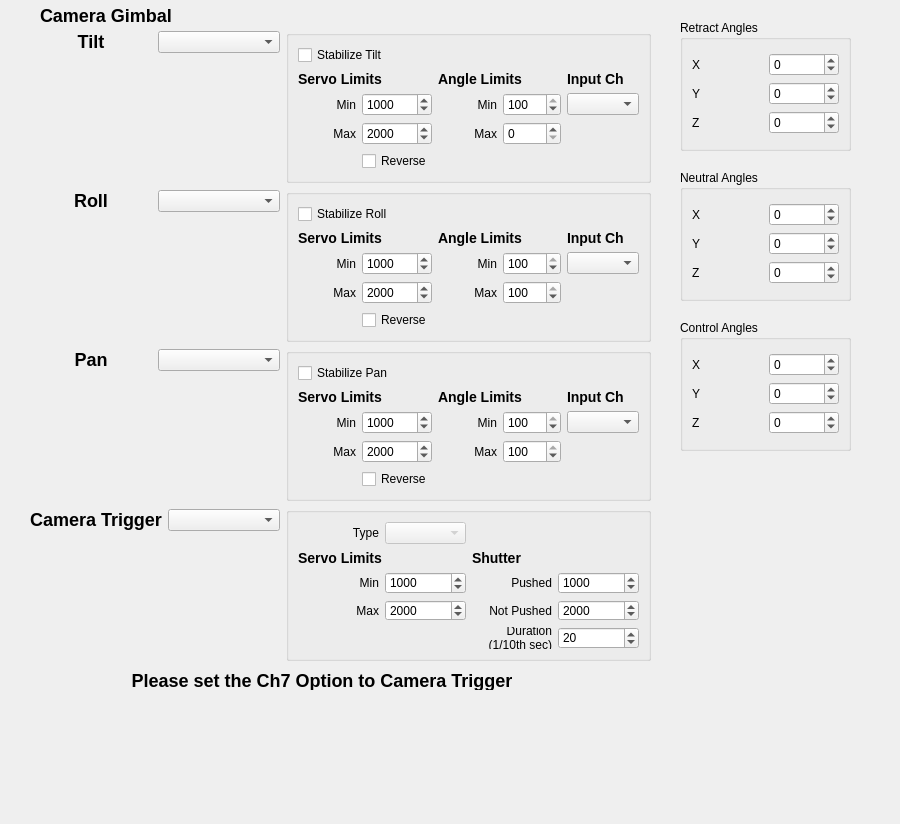
Above: src/ui/configuration/CameraGimbalConfig.ui from ArduPilot/apm_planner before the change. Below: the same form after it.
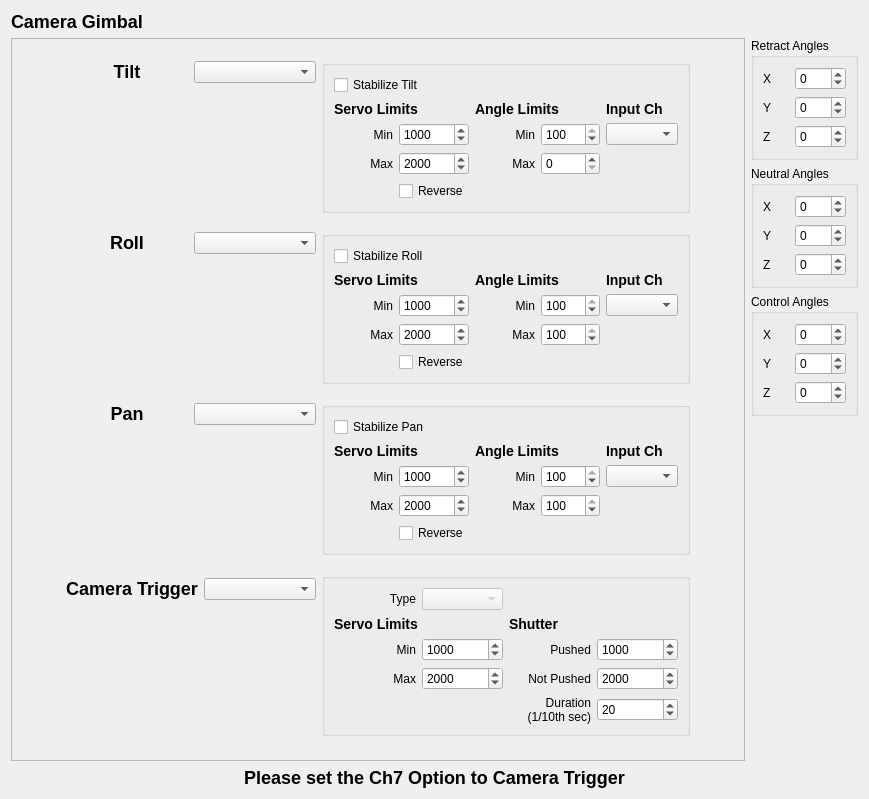
That is the form after the change. Icons and pictures are not drawn.

Commit message: Fixes #183: Scrollbar not shown on Camera Gimbal Setup View

```diff
--- a/src/ui/configuration/CameraGimbalConfig.ui
+++ b/src/ui/configuration/CameraGimbalConfig.ui
@@ -6,22 +6,26 @@
    <rect>
     <x>0</x>
     <y>0</y>
-    <width>900</width>
-    <height>824</height>
+    <width>869</width>
+    <height>799</height>
    </rect>
   </property>
+  <property name="maximumSize">
+   <size>
+    <width>869</width>
+    <height>799</height>
+   </size>
+  </property>
   <property name="windowTitle">
    <string>Form</string>
   </property>
+  <layout class="QVBoxLayout" name="verticalLayout_16">
+   <item>
+    <layout class="QVBoxLayout" name="verticalLayout_15">
+     <item>
+      <layout class="QHBoxLayout" name="horizontalLayout_14">
+       <item>
   <widget class="QLabel" name="label">
-   <property name="geometry">
-    <rect>
-     <x>40</x>
-     <y>0</y>
-     <width>171</width>
-     <height>31</height>
-    </rect>
-   </property>
    <property name="text">
     <string>&lt;h2&gt;Camera Gimbal&lt;/h2&gt;</string>
    </property>
@@ -29,265 +33,40 @@
     <bool>false</bool>
    </property>
   </widget>
-  <widget class="QGroupBox" name="groupBox">
-   <property name="geometry">
-    <rect>
-     <x>680</x>
-     <y>20</y>
-     <width>171</width>
-     <height>131</height>
-    </rect>
-   </property>
-   <property name="title">
-    <string>Retract Angles</string>
-   </property>
-   <layout class="QVBoxLayout" name="verticalLayout_3">
-    <item>
-     <layout class="QHBoxLayout" name="horizontalLayout">
-      <item>
-       <layout class="QVBoxLayout" name="verticalLayout">
-        <item>
-         <widget class="QLabel" name="label_33">
-          <property name="text">
-           <string>X</string>
-          </property>
-         </widget>
         </item>
         <item>
-         <widget class="QLabel" name="label_41">
-          <property name="text">
-           <string>Y</string>
-          </property>
-         </widget>
-        </item>
-        <item>
-         <widget class="QLabel" name="label_30">
-          <property name="text">
-           <string>Z</string>
-          </property>
-         </widget>
-        </item>
-       </layout>
-      </item>
-      <item>
-       <layout class="QVBoxLayout" name="verticalLayout_2">
-        <item>
-         <widget class="QSpinBox" name="retractXSpinBox">
-          <property name="minimum">
-           <number>-180</number>
-          </property>
-          <property name="maximum">
-           <number>180</number>
-          </property>
-         </widget>
-        </item>
-        <item>
-         <widget class="QSpinBox" name="retractYSpinBox">
-          <property name="minimum">
-           <number>-180</number>
-          </property>
-          <property name="maximum">
-           <number>180</number>
-          </property>
-         </widget>
-        </item>
-        <item>
-         <widget class="QSpinBox" name="retractZSpinBox">
-          <property name="minimum">
-           <number>-180</number>
-          </property>
-          <property name="maximum">
-           <number>180</number>
-          </property>
-         </widget>
-        </item>
-       </layout>
-      </item>
-     </layout>
-    </item>
-   </layout>
-  </widget>
-  <widget class="QGroupBox" name="groupBox_2">
-   <property name="geometry">
-    <rect>
-     <x>680</x>
-     <y>170</y>
-     <width>171</width>
-     <height>131</height>
-    </rect>
-   </property>
-   <property name="title">
-    <string>Neutral Angles</string>
-   </property>
-   <layout class="QVBoxLayout" name="verticalLayout_4">
-    <item>
-     <layout class="QHBoxLayout" name="horizontalLayout_2">
-      <item>
-       <layout class="QVBoxLayout" name="verticalLayout_5">
-        <item>
-         <widget class="QLabel" name="label_42">
-          <property name="text">
-           <string>X</string>
-          </property>
-         </widget>
-        </item>
-        <item>
-         <widget class="QLabel" name="label_43">
-          <property name="text">
-           <string>Y</string>
-          </property>
-         </widget>
-        </item>
-        <item>
-         <widget class="QLabel" name="label_44">
-          <property name="text">
-           <string>Z</string>
-          </property>
-         </widget>
-        </item>
-       </layout>
-      </item>
-      <item>
-       <layout class="QVBoxLayout" name="verticalLayout_6">
-        <item>
-         <widget class="QSpinBox" name="neutralXSpinBox">
-          <property name="minimum">
-           <number>-180</number>
-          </property>
-          <property name="maximum">
-           <number>180</number>
-          </property>
-         </widget>
-        </item>
-        <item>
-         <widget class="QSpinBox" name="neutralYSpinBox">
-          <property name="minimum">
-           <number>-180</number>
-          </property>
-          <property name="maximum">
-           <number>180</number>
-          </property>
-         </widget>
-        </item>
-        <item>
-         <widget class="QSpinBox" name="neutralZSpinBox">
-          <property name="minimum">
-           <number>-180</number>
-          </property>
-          <property name="maximum">
-           <number>180</number>
-          </property>
-         </widget>
-        </item>
-       </layout>
-      </item>
-     </layout>
-    </item>
-   </layout>
-  </widget>
-  <widget class="QGroupBox" name="groupBox_3">
-   <property name="geometry">
-    <rect>
-     <x>680</x>
-     <y>320</y>
-     <width>171</width>
-     <height>131</height>
-    </rect>
-   </property>
-   <property name="title">
-    <string>Control Angles</string>
-   </property>
-   <layout class="QVBoxLayout" name="verticalLayout_7">
-    <item>
-     <layout class="QHBoxLayout" name="horizontalLayout_3">
-      <item>
-       <layout class="QVBoxLayout" name="verticalLayout_8">
-        <item>
-         <widget class="QLabel" name="label_45">
-          <property name="text">
-           <string>X</string>
-          </property>
-         </widget>
-        </item>
-        <item>
-         <widget class="QLabel" name="label_46">
-          <property name="text">
-           <string>Y</string>
-          </property>
-         </widget>
-        </item>
-        <item>
-         <widget class="QLabel" name="label_47">
-          <property name="text">
-           <string>Z</string>
-          </property>
-         </widget>
-        </item>
-       </layout>
-      </item>
-      <item>
-       <layout class="QVBoxLayout" name="verticalLayout_9">
-        <item>
-         <widget class="QSpinBox" name="controlXSpinBox">
-          <property name="minimum">
-           <number>-180</number>
-          </property>
-          <property name="maximum">
-           <number>180</number>
-          </property>
-         </widget>
-        </item>
-        <item>
-         <widget class="QSpinBox" name="controlYSpinBox">
-          <property name="minimum">
-           <number>-180</number>
-          </property>
-          <property name="maximum">
-           <number>180</number>
-          </property>
-         </widget>
-        </item>
-        <item>
-         <widget class="QSpinBox" name="controlZSpinBox">
-          <property name="minimum">
-           <number>-180</number>
-          </property>
-          <property name="maximum">
-           <number>180</number>
-          </property>
-         </widget>
-        </item>
-       </layout>
-      </item>
-     </layout>
-    </item>
-   </layout>
-  </widget>
-  <widget class="QLabel" name="label_40">
-   <property name="geometry">
-    <rect>
-     <x>110</x>
-     <y>670</y>
-     <width>424</width>
+        <spacer name="horizontalSpacer">
+         <property name="orientation">
+          <enum>Qt::Horizontal</enum>
+         </property>
+         <property name="sizeHint" stdset="0">
+          <size>
+           <width>608</width>
      <height>20</height>
-    </rect>
-   </property>
-   <property name="text">
-    <string>&lt;h2&gt;Please set the Ch7 Option to Camera Trigger&lt;/h2&gt;</string>
-   </property>
-   <property name="alignment">
-    <set>Qt::AlignCenter</set>
-   </property>
-  </widget>
-  <widget class="QWidget" name="">
+          </size>
+         </property>
+        </spacer>
+       </item>
+      </layout>
+     </item>
+     <item>
+      <layout class="QHBoxLayout" name="horizontalLayout_13">
+       <item>
+        <widget class="QScrollArea" name="scrollArea">
+         <property name="widgetResizable">
+          <bool>true</bool>
+         </property>
+         <widget class="QWidget" name="scrollAreaWidgetContents">
    <property name="geometry">
     <rect>
-     <x>30</x>
-     <y>30</y>
-     <width>621</width>
-     <height>631</height>
-    </rect>
-   </property>
+            <x>0</x>
+            <y>0</y>
+            <width>708</width>
+            <height>770</height>
+           </rect>
+          </property>
+          <layout class="QHBoxLayout" name="horizontalLayout_12">
+           <item>
    <layout class="QGridLayout" name="gridLayout">
     <item row="0" column="0">
      <layout class="QVBoxLayout" name="verticalLayout_10">
@@ -340,6 +119,12 @@
       <property name="enabled">
        <bool>true</bool>
       </property>
+               <property name="maximumSize">
+                <size>
+                 <width>368</width>
+                 <height>16777215</height>
+                </size>
+               </property>
       <property name="title">
        <string/>
       </property>
@@ -522,6 +307,12 @@
     </item>
     <item row="1" column="1">
      <widget class="QGroupBox" name="rollGroupBox">
+               <property name="maximumSize">
+                <size>
+                 <width>368</width>
+                 <height>16777215</height>
+                </size>
+               </property>
       <property name="title">
        <string/>
       </property>
@@ -705,6 +496,12 @@
     </item>
     <item row="2" column="1">
      <widget class="QGroupBox" name="panGroupBox">
+               <property name="maximumSize">
+                <size>
+                 <width>368</width>
+                 <height>16777215</height>
+                </size>
+               </property>
       <property name="title">
        <string/>
       </property>
@@ -1034,20 +831,265 @@
      </widget>
     </item>
    </layout>
-  </widget>
-  <zorder>label</zorder>
-  <zorder>gridLayoutWidget</zorder>
-  <zorder>gridLayoutWidget_2</zorder>
-  <zorder>gridLayoutWidget_3</zorder>
-  <zorder>gridLayoutWidget_4</zorder>
-  <zorder>groupBox</zorder>
-  <zorder>groupBox_2</zorder>
-  <zorder>groupBox_3</zorder>
-  <zorder>tiltGroupBox</zorder>
-  <zorder>rollGroupBox</zorder>
-  <zorder>camTriggerGroupBox</zorder>
-  <zorder>panGroupBox</zorder>
-  <zorder>label_40</zorder>
+           </item>
+          </layout>
+         </widget>
+        </widget>
+       </item>
+       <item>
+        <layout class="QVBoxLayout" name="verticalLayout_14">
+         <item>
+          <widget class="QGroupBox" name="groupBox">
+           <property name="title">
+            <string>Retract Angles</string>
+           </property>
+           <layout class="QVBoxLayout" name="verticalLayout_3">
+            <item>
+             <layout class="QHBoxLayout" name="horizontalLayout">
+              <item>
+               <layout class="QVBoxLayout" name="verticalLayout">
+                <item>
+                 <widget class="QLabel" name="label_33">
+                  <property name="text">
+                   <string>X</string>
+                  </property>
+                 </widget>
+                </item>
+                <item>
+                 <widget class="QLabel" name="label_41">
+                  <property name="text">
+                   <string>Y</string>
+                  </property>
+                 </widget>
+                </item>
+                <item>
+                 <widget class="QLabel" name="label_30">
+                  <property name="text">
+                   <string>Z</string>
+                  </property>
+                 </widget>
+                </item>
+               </layout>
+              </item>
+              <item>
+               <layout class="QVBoxLayout" name="verticalLayout_2">
+                <item>
+                 <widget class="QSpinBox" name="retractXSpinBox">
+                  <property name="minimum">
+                   <number>-180</number>
+                  </property>
+                  <property name="maximum">
+                   <number>180</number>
+                  </property>
+                 </widget>
+                </item>
+                <item>
+                 <widget class="QSpinBox" name="retractYSpinBox">
+                  <property name="minimum">
+                   <number>-180</number>
+                  </property>
+                  <property name="maximum">
+                   <number>180</number>
+                  </property>
+                 </widget>
+                </item>
+                <item>
+                 <widget class="QSpinBox" name="retractZSpinBox">
+                  <property name="minimum">
+                   <number>-180</number>
+                  </property>
+                  <property name="maximum">
+                   <number>180</number>
+                  </property>
+                 </widget>
+                </item>
+               </layout>
+              </item>
+             </layout>
+            </item>
+           </layout>
+          </widget>
+         </item>
+         <item>
+          <widget class="QGroupBox" name="groupBox_2">
+           <property name="title">
+            <string>Neutral Angles</string>
+           </property>
+           <layout class="QVBoxLayout" name="verticalLayout_4">
+            <item>
+             <layout class="QHBoxLayout" name="horizontalLayout_2">
+              <item>
+               <layout class="QVBoxLayout" name="verticalLayout_5">
+                <item>
+                 <widget class="QLabel" name="label_42">
+                  <property name="text">
+                   <string>X</string>
+                  </property>
+                 </widget>
+                </item>
+                <item>
+                 <widget class="QLabel" name="label_43">
+                  <property name="text">
+                   <string>Y</string>
+                  </property>
+                 </widget>
+                </item>
+                <item>
+                 <widget class="QLabel" name="label_44">
+                  <property name="text">
+                   <string>Z</string>
+                  </property>
+                 </widget>
+                </item>
+               </layout>
+              </item>
+              <item>
+               <layout class="QVBoxLayout" name="verticalLayout_6">
+                <item>
+                 <widget class="QSpinBox" name="neutralXSpinBox">
+                  <property name="minimum">
+                   <number>-180</number>
+                  </property>
+                  <property name="maximum">
+                   <number>180</number>
+                  </property>
+                 </widget>
+                </item>
+                <item>
+                 <widget class="QSpinBox" name="neutralYSpinBox">
+                  <property name="minimum">
+                   <number>-180</number>
+                  </property>
+                  <property name="maximum">
+                   <number>180</number>
+                  </property>
+                 </widget>
+                </item>
+                <item>
+                 <widget class="QSpinBox" name="neutralZSpinBox">
+                  <property name="minimum">
+                   <number>-180</number>
+                  </property>
+                  <property name="maximum">
+                   <number>180</number>
+                  </property>
+                 </widget>
+                </item>
+               </layout>
+              </item>
+             </layout>
+            </item>
+           </layout>
+          </widget>
+         </item>
+         <item>
+          <widget class="QGroupBox" name="groupBox_3">
+           <property name="title">
+            <string>Control Angles</string>
+           </property>
+           <layout class="QVBoxLayout" name="verticalLayout_7">
+            <item>
+             <layout class="QHBoxLayout" name="horizontalLayout_3">
+              <item>
+               <layout class="QVBoxLayout" name="verticalLayout_8">
+                <item>
+                 <widget class="QLabel" name="label_45">
+                  <property name="text">
+                   <string>X</string>
+                  </property>
+                 </widget>
+                </item>
+                <item>
+                 <widget class="QLabel" name="label_46">
+                  <property name="text">
+                   <string>Y</string>
+                  </property>
+                 </widget>
+                </item>
+                <item>
+                 <widget class="QLabel" name="label_47">
+                  <property name="text">
+                   <string>Z</string>
+                  </property>
+                 </widget>
+                </item>
+               </layout>
+              </item>
+              <item>
+               <layout class="QVBoxLayout" name="verticalLayout_9">
+                <item>
+                 <widget class="QSpinBox" name="controlXSpinBox">
+                  <property name="minimum">
+                   <number>-180</number>
+                  </property>
+                  <property name="maximum">
+                   <number>180</number>
+                  </property>
+                 </widget>
+                </item>
+                <item>
+                 <widget class="QSpinBox" name="controlYSpinBox">
+                  <property name="minimum">
+                   <number>-180</number>
+                  </property>
+                  <property name="maximum">
+                   <number>180</number>
+                  </property>
+                 </widget>
+                </item>
+                <item>
+                 <widget class="QSpinBox" name="controlZSpinBox">
+                  <property name="minimum">
+                   <number>-180</number>
+                  </property>
+                  <property name="maximum">
+                   <number>180</number>
+                  </property>
+                 </widget>
+                </item>
+               </layout>
+              </item>
+             </layout>
+            </item>
+           </layout>
+          </widget>
+         </item>
+         <item>
+          <spacer name="verticalSpacer">
+           <property name="orientation">
+            <enum>Qt::Vertical</enum>
+           </property>
+           <property name="sizeHint" stdset="0">
+            <size>
+             <width>20</width>
+             <height>108</height>
+            </size>
+           </property>
+          </spacer>
+         </item>
+        </layout>
+       </item>
+      </layout>
+     </item>
+     <item>
+      <widget class="QLabel" name="label_40">
+       <property name="minimumSize">
+        <size>
+         <width>839</width>
+         <height>0</height>
+        </size>
+       </property>
+       <property name="text">
+        <string>&lt;h2&gt;Please set the Ch7 Option to Camera Trigger&lt;/h2&gt;</string>
+       </property>
+       <property name="alignment">
+        <set>Qt::AlignCenter</set>
+       </property>
+      </widget>
+     </item>
+    </layout>
+   </item>
+  </layout>
  </widget>
  <resources>
   <include location="../../../qgroundcontrol.qrc"/>
```
Left out of the diff: 2 changed lines with no effect on the pictures. Lines whose indentation alone changed are shown as unchanged.
